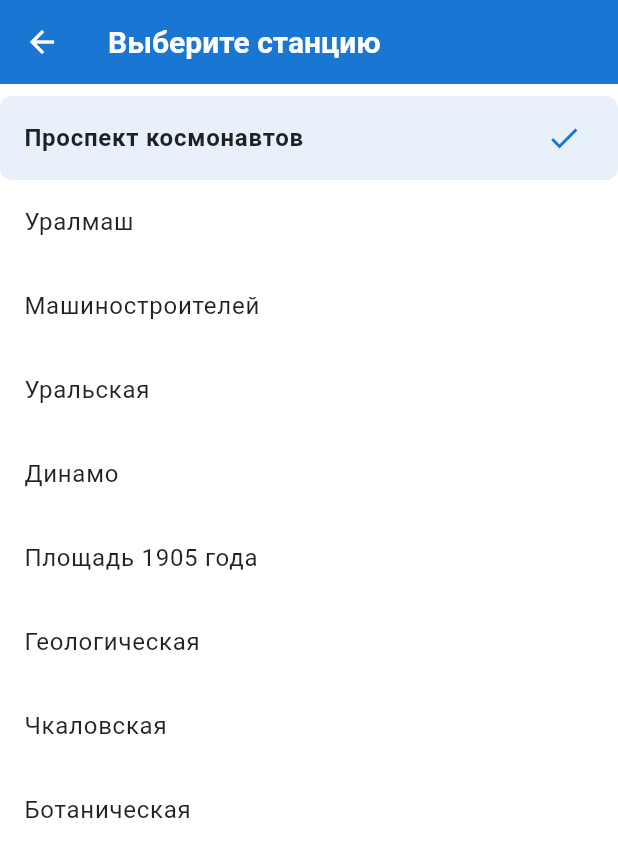
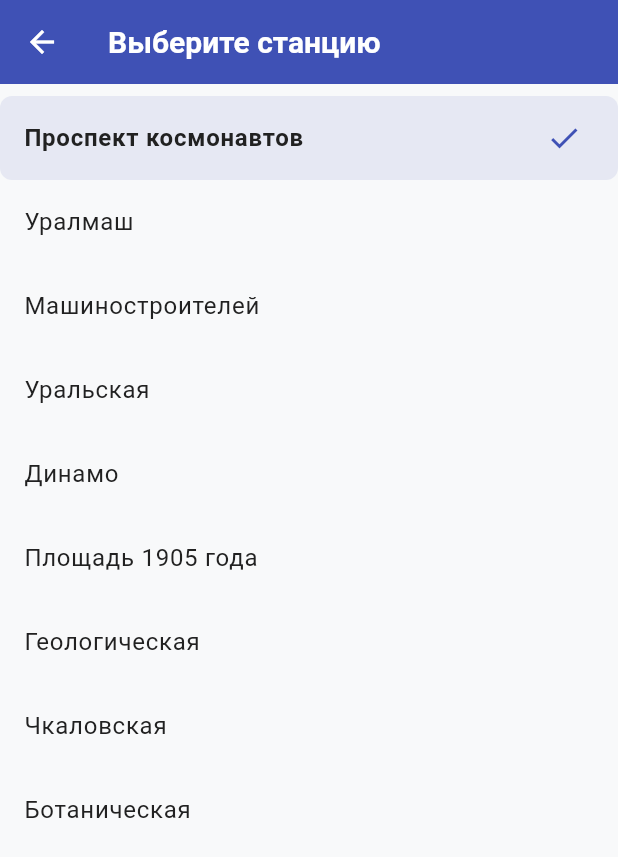
Before and after one commit to samb1232/eburg_metro_timer, a Flutter app: the ChooseStationScreen screen opened by its route, on a phone screen of 412 x 824 dp. Shown: the top 857 px of the screen. Run offline on Flutter 3.47's test engine with Material 3 defaults, Android fonts, the phone set to English and light mode, and no system bars.

Commit message:
changed colors in apptheme

```diff
--- a/lib/core/app_theme.dart
+++ b/lib/core/app_theme.dart
@@ -4,43 +4,37 @@ class AppTheme {
   static final ThemeData lightTheme = ThemeData(
     brightness: Brightness.light,
     primarySwatch: Colors.blue,
-    scaffoldBackgroundColor: Colors.white,
+    scaffoldBackgroundColor: const Color(0xFFF8F9FA),
     appBarTheme: const AppBarTheme(
-      color: Color(0xFF1976D2), // Насыщенный синий
+      color: Color(0xFF3F51B5),
+      elevation: 0,
     ),
     colorScheme: const ColorScheme.light(
-      primary: Color(0xFF1976D2), // Основной цвет (кнопки, акценты)
-      secondary: Color(0xFF90CAF9), // Вторичный цвет (фоновые элементы)
-      surface: Colors.white, // Фон карточек и контейнеров
-      onPrimary: Colors.white, // Текст на основном цвете
-      onSecondary: Colors.black, // Текст на вторичном цвете
-      onSurface: Colors.black87, // Основной текст
-    ),
+      primary: Color(0xFF3F51B5),
+      secondary: Color(0xFF7986CB),
+      surface: Colors.white,
+      onPrimary: Colors.white,
+      onSecondary: Colors.white,
+      onSurface: Color(0xFF212121),
+    )
   );
+
 
   static final ThemeData darkTheme = ThemeData(
     brightness: Brightness.dark,
     primarySwatch: Colors.blueGrey,
     scaffoldBackgroundColor: const Color(0xFF121212),
     appBarTheme: const AppBarTheme(
-      color: Color(0xFF1E1E1E), // Тёмно-серый для AppBar
+      color: Color(0xFF1E1E1E),
+      elevation: 0,
     ),
     colorScheme: const ColorScheme.dark(
-      primary: Color(0xFF4FC3F7), // Светло-голубой для акцентов
-      secondary: Color(0xFF26C6DA), // Вторичный цвет (например, для иконок)
-      surface: Color(0xFF1E1E1E), // Фон карточек
-      onPrimary: Colors.black, // Текст на основном цвете
-      onSecondary: Colors.black, // Текст на вторичном цвете
-      onSurface: Colors.white70, // Основной текст
+      primary: Color(0xFF64B5F6),
+      secondary: Color(0xFF42A5F5),
+      surface: Color(0xFF1E1E1E),
+      onPrimary: Colors.black,
+      onSecondary: Colors.black,
+      onSurface: Color(0xFFE0E0E0),
     ),
   );
-
-  static const Color lightPrimaryColor = Color(0xFF1976D2);
-  static const Color darkPrimaryColor = Color(0xFF4FC3F7);
-  static const Color lightSurfaceColor = Colors.white;
-  static const Color darkSurfaceColor = Color(0xFF1E1E1E);
-  static const Color lightBackgroundColor = Colors.white;
-  static const Color darkBackgroundColor = Color(0xFF121212);
-  static const Color lightOnSurfaceColor = Colors.black87;
-  static const Color darkOnSurfaceColor = Colors.white70;
 }
```
